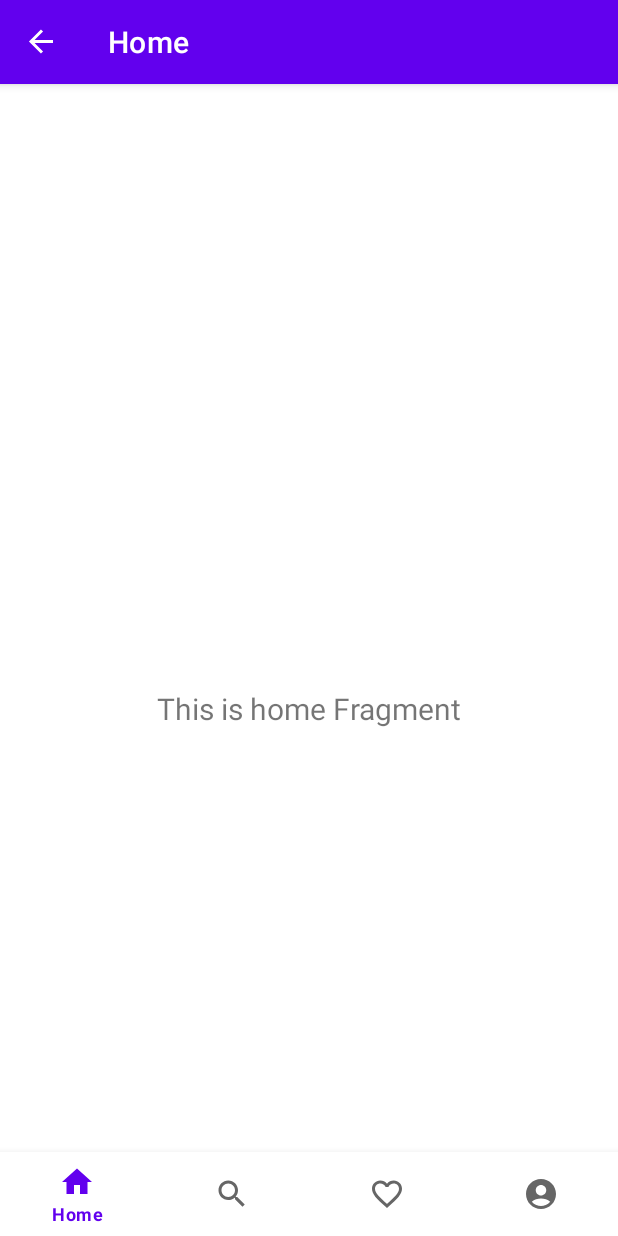
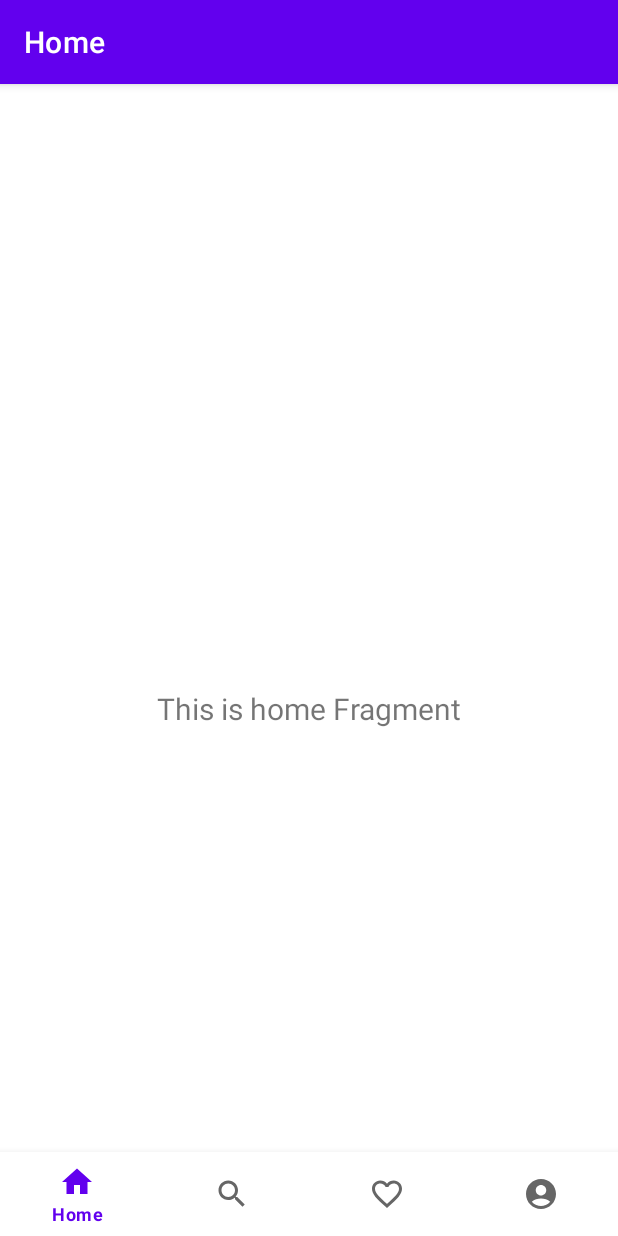
Before and after one commit to danskun/Capstone, an Android app: the bottom screen opened directly, with no data from a screen before it, on a phone screen of 412 x 824 dp. Run offline under Robolectric (Android 15) with nearby library versions, the phone set to English and light mode, and no system bars; our stand-ins replace navigation-ui.

```diff
--- a/app/src/main/res/layout/activity_bottom.xml
+++ b/app/src/main/res/layout/activity_bottom.xml
@@ -28,6 +28,6 @@
         app:layout_constraintLeft_toLeftOf="parent"
         app:layout_constraintRight_toRightOf="parent"
         app:layout_constraintTop_toTopOf="parent"
-        app:navGraph="@navigation/mobile_navigation" />
+        app:navGraph="@navigation/mobile_navigation2" />
 
 </androidx.constraintlayout.widget.ConstraintLayout>
```
